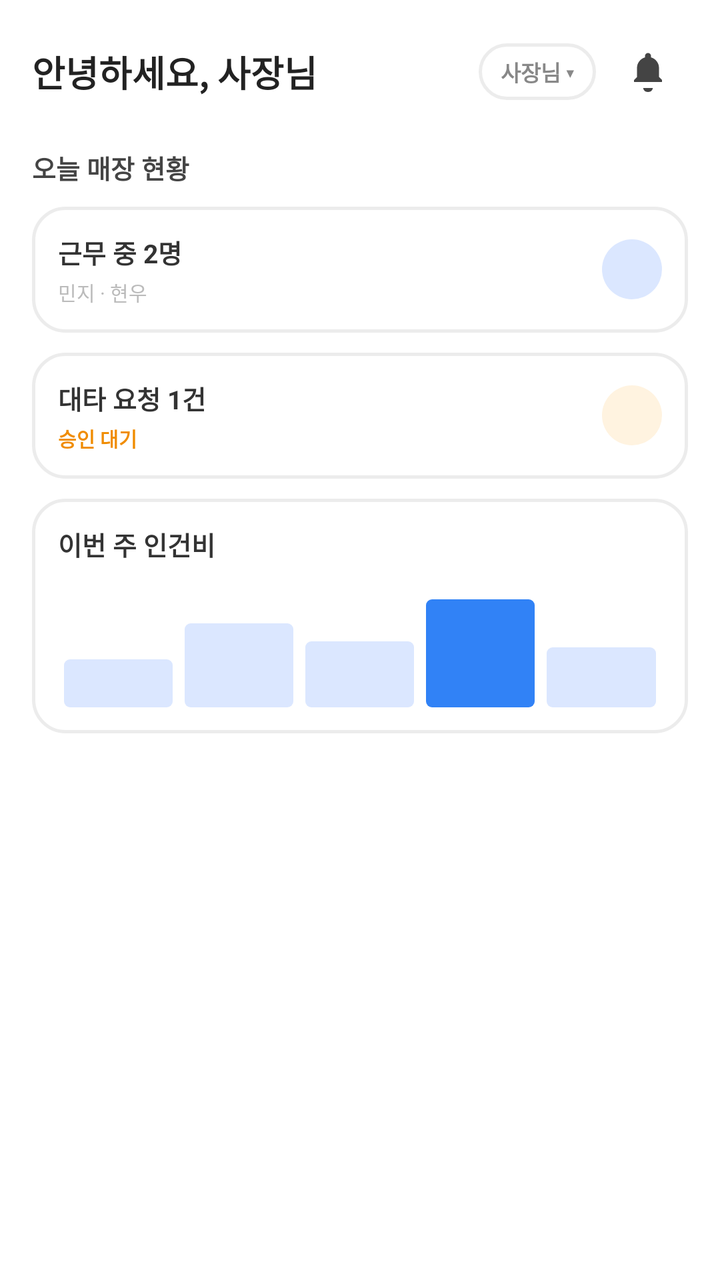
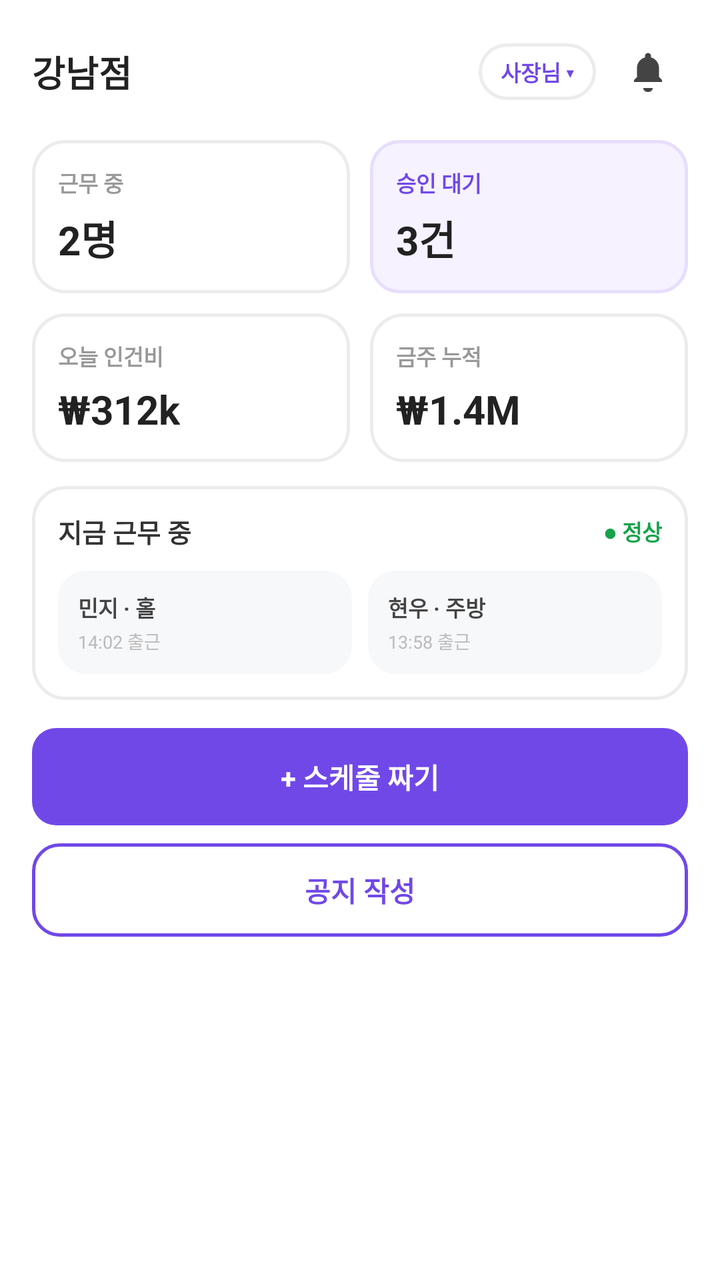

Two renders of the same Android screen: before a commit and after it. Below are the layout's source before the change and the commit's diff.
<!-- AndroidManifest.xml: application theme Theme.PTManagerEmployer -->
<!-- res/layout/fragment_home.xml -->
<?xml version="1.0" encoding="utf-8"?>
<androidx.core.widget.NestedScrollView xmlns:android="http://schemas.android.com/apk/res/android"
    android:layout_width="match_parent"
    android:layout_height="match_parent"
    android:background="@color/white"
    android:fillViewport="true">

    <LinearLayout
        android:layout_width="match_parent"
        android:layout_height="wrap_content"
        android:orientation="vertical"
        android:paddingHorizontal="16dp"
        android:paddingTop="16dp"
        android:paddingBottom="24dp">

        
        <LinearLayout
            android:layout_width="match_parent"
            android:layout_height="wrap_content"
            android:orientation="horizontal"
            android:gravity="center_vertical">

            <TextView
                android:layout_width="0dp"
                android:layout_height="wrap_content"
                android:layout_weight="1"
                android:text="안녕하세요, 사장님"
                android:textColor="@color/text_primary"
                android:textSize="18sp"
                android:textStyle="bold" />

            <TextView
                android:layout_width="wrap_content"
                android:layout_height="wrap_content"
                android:background="@drawable/bg_pill"
                android:text="사장님 ▾"
                android:textColor="@color/text_secondary"
                android:textSize="11sp"
                android:textStyle="bold"
                android:paddingHorizontal="11dp"
                android:paddingVertical="6dp" />

            <ImageView
                android:id="@+id/btn_bell"
                android:layout_width="40dp"
                android:layout_height="40dp"
                android:layout_marginStart="6dp"
                android:padding="8dp"
                android:src="@drawable/ic_bell"
                android:background="?attr/selectableItemBackgroundBorderless"
                android:contentDescription="알림" />
        </LinearLayout>

        <TextView
            android:layout_width="wrap_content"
            android:layout_height="wrap_content"
            android:layout_marginTop="18dp"
            android:text="오늘 매장 현황"
            android:textColor="#444444"
            android:textSize="13sp"
            android:textStyle="bold" />

        
        <LinearLayout
            android:layout_width="match_parent"
            android:layout_height="wrap_content"
            android:layout_marginTop="10dp"
            android:orientation="horizontal"
            android:gravity="center_vertical"
            android:background="@drawable/bg_card"
            android:padding="13dp">

            <LinearLayout
                android:layout_width="0dp"
                android:layout_height="wrap_content"
                android:layout_weight="1"
                android:orientation="vertical">

                <TextView
                    android:layout_width="wrap_content"
                    android:layout_height="wrap_content"
                    android:text="근무 중 2명"
                    android:textColor="#333333"
                    android:textSize="13sp"
                    android:textStyle="bold" />

                <TextView
                    android:layout_width="wrap_content"
                    android:layout_height="wrap_content"
                    android:layout_marginTop="3dp"
                    android:text="민지 · 현우"
                    android:textColor="@color/text_hint"
                    android:textSize="10sp" />
            </LinearLayout>

            <View
                android:layout_width="30dp"
                android:layout_height="30dp"
                android:background="@drawable/bg_circle_blue" />
        </LinearLayout>

        
        <LinearLayout
            android:id="@+id/card_sub_request"
            android:layout_width="match_parent"
            android:layout_height="wrap_content"
            android:layout_marginTop="10dp"
            android:orientation="horizontal"
            android:gravity="center_vertical"
            android:background="@drawable/bg_card"
            android:padding="13dp"
            android:foreground="?attr/selectableItemBackground">

            <LinearLayout
                android:layout_width="0dp"
                android:layout_height="wrap_content"
                android:layout_weight="1"
                android:orientation="vertical">

                <TextView
                    android:layout_width="wrap_content"
                    android:layout_height="wrap_content"
                    android:text="대타 요청 1건"
                    android:textColor="#333333"
                    android:textSize="13sp"
                    android:textStyle="bold" />

                <TextView
                    android:layout_width="wrap_content"
                    android:layout_height="wrap_content"
                    android:layout_marginTop="3dp"
                    android:text="승인 대기"
                    android:textColor="@color/warn_orange"
                    android:textSize="10sp"
                    android:textStyle="bold" />
            </LinearLayout>

            <View
                android:layout_width="30dp"
                android:layout_height="30dp"
                android:background="@drawable/bg_circle_warn" />
        </LinearLayout>

        
        <LinearLayout
            android:id="@+id/card_labor_cost"
            android:layout_width="match_parent"
            android:layout_height="wrap_content"
            android:layout_marginTop="10dp"
            android:orientation="vertical"
            android:background="@drawable/bg_card"
            android:padding="13dp"
            android:foreground="?attr/selectableItemBackground">

            <TextView
                android:layout_width="wrap_content"
                android:layout_height="wrap_content"
                android:text="이번 주 인건비"
                android:textColor="#333333"
                android:textSize="13sp"
                android:textStyle="bold" />

            
            <LinearLayout
                android:layout_width="match_parent"
                android:layout_height="60dp"
                android:layout_marginTop="12dp"
                android:orientation="horizontal"
                android:gravity="bottom"
                android:baselineAligned="false">

                <View style="@style/Bar" android:layout_height="24dp" />
                <View style="@style/Bar" android:layout_height="42dp" />
                <View style="@style/Bar" android:layout_height="33dp" />
                <View style="@style/Bar" android:layout_height="54dp"
                    android:background="@drawable/bg_bar_active" />
                <View style="@style/Bar" android:layout_height="30dp" />
            </LinearLayout>
        </LinearLayout>
    </LinearLayout>
</androidx.core.widget.NestedScrollView>
<!-- resources referenced by this layout -->
<resources>
  <color name="text_hint">#BBBBBB</color>
  <color name="text_primary">#222222</color>
  <color name="text_secondary">#888888</color>
  <color name="warn_orange">#F08C00</color>
  <color name="white">#FFFFFFFF</color>
  <!-- drawable bg_bar_active (drawable) -->
  <?xml version="1.0" encoding="utf-8"?>
  <shape xmlns:android="http://schemas.android.com/apk/res/android" android:shape="rectangle">
      <solid android:color="@color/brand_blue" />
      <corners android:radius="3dp" />
  </shape>
  <!-- drawable bg_card (drawable) -->
  <?xml version="1.0" encoding="utf-8"?>
  <shape xmlns:android="http://schemas.android.com/apk/res/android" android:shape="rectangle">
      <solid android:color="@color/white" />
      <corners android:radius="16dp" />
      <stroke android:width="1.5dp" android:color="@color/border" />
  </shape>
  <!-- drawable bg_circle_blue (drawable) -->
  <?xml version="1.0" encoding="utf-8"?>
  <shape xmlns:android="http://schemas.android.com/apk/res/android" android:shape="oval">
      <solid android:color="@color/brand_blue_chip" />
  </shape>
  <!-- drawable bg_circle_warn (drawable) -->
  <?xml version="1.0" encoding="utf-8"?>
  <shape xmlns:android="http://schemas.android.com/apk/res/android" android:shape="oval">
      <solid android:color="#FFF3E0" />
  </shape>
  <!-- drawable bg_pill (drawable) -->
  <?xml version="1.0" encoding="utf-8"?>
  <shape xmlns:android="http://schemas.android.com/apk/res/android" android:shape="rectangle">
      <solid android:color="@color/white" />
      <corners android:radius="999dp" />
      <stroke android:width="1.5dp" android:color="@color/border" />
  </shape>
  <!-- drawable ic_bell (drawable) -->
  <vector xmlns:android="http://schemas.android.com/apk/res/android"
      android:width="24dp" android:height="24dp"
      android:viewportWidth="24" android:viewportHeight="24">
      <path android:fillColor="#444444"
          android:pathData="M12,22a2.5,2.5 0,0 0,2.45 -2H9.55A2.5,2.5 0,0 0,12 22zM19,17v-1l-1.5,-1.5V10a5.5,5.5 0,0 0,-4 -5.3V4a1.5,1.5 0,0 0,-3 0v0.7A5.5,5.5 0,0 0,6.5 10v4.5L5,16v1z" />
  </vector>
  <style name="Bar">
          <item name="android:layout_width">0dp</item>
          <item name="android:layout_weight">1</item>
          <item name="android:layout_marginHorizontal">3dp</item>
          <item name="android:background">@drawable/bg_bar</item>
      </style>
  <style name="Theme.PTManagerEmployer" parent="Base.Theme.PTManagerEmployer" />
  <color name="brand_blue">#3182F6</color>
  <color name="border">#ECECEC</color>
  <color name="brand_blue_chip">#DBE7FF</color>
  <!-- drawable bg_bar (drawable) -->
  <?xml version="1.0" encoding="utf-8"?>
  <shape xmlns:android="http://schemas.android.com/apk/res/android" android:shape="rectangle">
      <solid android:color="@color/brand_blue_chip" />
      <corners android:radius="3dp" />
  </shape>
  <style name="Base.Theme.PTManagerEmployer" parent="Theme.Material3.Light.NoActionBar">
          <item name="colorPrimary">@color/brand_blue</item>
          <item name="colorOnPrimary">@color/white</item>
          <item name="colorSurface">@color/white</item>
          <item name="colorOnSurface">@color/text_primary</item>
          <item name="android:colorBackground">@color/white</item>
          <item name="android:statusBarColor">@color/white</item>
          <item name="android:navigationBarColor">@color/white</item>
          <item name="android:windowLightStatusBar">true</item>
          <item name="android:windowLightNavigationBar" tools:targetApi="o_mr1">true</item>
      </style>
</resources>

<!-- the commit's change to res/layout/fragment_home.xml (unified diff, before → after) -->
@@ -24,7 +24,7 @@
                 android:layout_width="0dp"
                 android:layout_height="wrap_content"
                 android:layout_weight="1"
-                android:text="안녕하세요, 사장님"
+                android:text="강남점"
                 android:textColor="@color/text_primary"
                 android:textSize="18sp"
                 android:textStyle="bold" />
@@ -34,7 +34,7 @@
                 android:layout_height="wrap_content"
                 android:background="@drawable/bg_pill"
                 android:text="사장님 ▾"
-                android:textColor="@color/text_secondary"
+                android:textColor="@color/brand"
                 android:textSize="11sp"
                 android:textStyle="bold"
                 android:paddingHorizontal="11dp"
@@ -51,35 +51,161 @@
                 android:contentDescription="알림" />
         </LinearLayout>
 
-        <TextView
-            android:layout_width="wrap_content"
-            android:layout_height="wrap_content"
-            android:layout_marginTop="18dp"
-            android:text="오늘 매장 현황"
-            android:textColor="#444444"
-            android:textSize="13sp"
-            android:textStyle="bold" />
-
+        
         
         <LinearLayout
+            android:layout_width="match_parent"
+            android:layout_height="wrap_content"
+            android:layout_marginTop="14dp"
+            android:orientation="horizontal"
+            android:baselineAligned="false">
+
+            
+            <LinearLayout
+                android:layout_width="0dp"
+                android:layout_height="wrap_content"
+                android:layout_weight="1"
+                android:layout_marginEnd="5dp"
+                android:orientation="vertical"
+                android:background="@drawable/bg_card"
+                android:padding="13dp">
+
+                <TextView
+                    android:layout_width="wrap_content"
+                    android:layout_height="wrap_content"
+                    android:text="근무 중"
+                    android:textColor="@color/text_tertiary"
+                    android:textSize="11sp"
+                    android:textStyle="bold" />
+
+                <TextView
+                    android:layout_width="wrap_content"
+                    android:layout_height="wrap_content"
+                    android:layout_marginTop="5dp"
+                    android:text="2명"
+                    android:textColor="@color/text_primary"
+                    android:textSize="20sp"
+                    android:textStyle="bold" />
+            </LinearLayout>
+
+            
+            <LinearLayout
+                android:id="@+id/card_approval"
+                android:layout_width="0dp"
+                android:layout_height="wrap_content"
+                android:layout_weight="1"
+                android:layout_marginStart="5dp"
+                android:orientation="vertical"
+                android:background="@drawable/bg_card_tinted"
+                android:padding="13dp"
+                android:foreground="?attr/selectableItemBackground">
+
+                <TextView
+                    android:layout_width="wrap_content"
+                    android:layout_height="wrap_content"
+                    android:text="승인 대기"
+                    android:textColor="@color/brand"
+                    android:textSize="11sp"
+                    android:textStyle="bold" />
+
+                <TextView
+                    android:layout_width="wrap_content"
+                    android:layout_height="wrap_content"
+                    android:layout_marginTop="5dp"
+                    android:text="3건"
+                    android:textColor="@color/text_primary"
+                    android:textSize="20sp"
+                    android:textStyle="bold" />
+            </LinearLayout>
+        </LinearLayout>
+
+        
+        <LinearLayout
+            android:id="@+id/card_labor"
             android:layout_width="match_parent"
             android:layout_height="wrap_content"
             android:layout_marginTop="10dp"
             android:orientation="horizontal"
-            android:gravity="center_vertical"
+            android:baselineAligned="false"
+            android:foreground="?attr/selectableItemBackground">
+
+            
+            <LinearLayout
+                android:layout_width="0dp"
+                android:layout_height="wrap_content"
+                android:layout_weight="1"
+                android:layout_marginEnd="5dp"
+                android:orientation="vertical"
+                android:background="@drawable/bg_card"
+                android:padding="13dp">
+
+                <TextView
+                    android:layout_width="wrap_content"
+                    android:layout_height="wrap_content"
+                    android:text="오늘 인건비"
+                    android:textColor="@color/text_tertiary"
+                    android:textSize="11sp"
+                    android:textStyle="bold" />
+
+                <TextView
+                    android:layout_width="wrap_content"
+                    android:layout_height="wrap_content"
+                    android:layout_marginTop="5dp"
+                    android:text="₩312k"
+                    android:textColor="@color/text_primary"
+                    android:textSize="20sp"
+                    android:textStyle="bold" />
+            </LinearLayout>
+
+            
+            <LinearLayout
+                android:layout_width="0dp"
+                android:layout_height="wrap_content"
+                android:layout_weight="1"
+                android:layout_marginStart="5dp"
+                android:orientation="vertical"
+                android:background="@drawable/bg_card"
+                android:padding="13dp">
+
+                <TextView
+                    android:layout_width="wrap_content"
+                    android:layout_height="wrap_content"
+                    android:text="금주 누적"
+                    android:textColor="@color/text_tertiary"
+                    android:textSize="11sp"
+                    android:textStyle="bold" />
+
+                <TextView
+                    android:layout_width="wrap_content"
+                    android:layout_height="wrap_content"
+                    android:layout_marginTop="5dp"
+                    android:text="₩1.4M"
+                    android:textColor="@color/text_primary"
+                    android:textSize="20sp"
+                    android:textStyle="bold" />
+            </LinearLayout>
+        </LinearLayout>
+
+        
+        <LinearLayout
+            android:layout_width="match_parent"
+            android:layout_height="wrap_content"
+            android:layout_marginTop="12dp"
+            android:orientation="vertical"
             android:background="@drawable/bg_card"
             android:padding="13dp">
 
             <LinearLayout
-                android:layout_width="0dp"
-                android:layout_height="wrap_content"
-                android:layout_weight="1"
-                android:orientation="vertical">
-
-                <TextView
-                    android:layout_width="wrap_content"
-                    android:layout_height="wrap_content"
-                    android:text="근무 중 2명"
+                android:layout_width="match_parent"
+                android:layout_height="wrap_content"
+                android:orientation="horizontal"
+                android:gravity="center_vertical">
+
+                <TextView
+                    android:layout_width="0dp"
+                    android:layout_height="wrap_content"
+                    android:layout_weight="1"
+                    android:text="지금 근무 중"
                     android:textColor="#333333"
                     android:textSize="13sp"
                     android:textStyle="bold" />
@@ -87,95 +213,100 @@
                 <TextView
                     android:layout_width="wrap_content"
                     android:layout_height="wrap_content"
-                    android:layout_marginTop="3dp"
-                    android:text="민지 · 현우"
-                    android:textColor="@color/text_hint"
-                    android:textSize="10sp" />
-            </LinearLayout>
-
-            <View
-                android:layout_width="30dp"
-                android:layout_height="30dp"
-                android:background="@drawable/bg_circle_blue" />
+                    android:text="● 정상"
+                    android:textColor="@color/accent_green"
+                    android:textSize="11sp"
+                    android:textStyle="bold" />
+            </LinearLayout>
+
+            <LinearLayout
+                android:layout_width="match_parent"
+                android:layout_height="wrap_content"
+                android:layout_marginTop="10dp"
+                android:orientation="horizontal"
+                android:baselineAligned="false">
+
+                <LinearLayout
+                    android:layout_width="0dp"
+                    android:layout_height="wrap_content"
+                    android:layout_weight="1"
+                    android:layout_marginEnd="4dp"
+                    android:orientation="vertical"
+                    android:background="@drawable/bg_soft_gray"
+                    android:padding="10dp">
+
+                    <TextView
+                        android:layout_width="wrap_content"
+                        android:layout_height="wrap_content"
+                        android:text="민지 · 홀"
+                        android:textColor="#444444"
+                        android:textSize="11sp"
+                        android:textStyle="bold" />
+
+                    <TextView
+                        android:layout_width="wrap_content"
+                        android:layout_height="wrap_content"
+                        android:layout_marginTop="2dp"
+                        android:text="14:02 출근"
+                        android:textColor="@color/text_hint"
+                        android:textSize="9sp" />
+                </LinearLayout>
+
+                <LinearLayout
+                    android:layout_width="0dp"
+                    android:layout_height="wrap_content"
+                    android:layout_weight="1"
+                    android:layout_marginStart="4dp"
+                    android:orientation="vertical"
+                    android:background="@drawable/bg_soft_gray"
+                    android:padding="10dp">
+
+                    <TextView
+                        android:layout_width="wrap_content"
+                        android:layout_height="wrap_content"
+                        android:text="현우 · 주방"
+                        android:textColor="#444444"
+                        android:textSize="11sp"
+                        android:textStyle="bold" />
+
+                    <TextView
+                        android:layout_width="wrap_content"
+                        android:layout_height="wrap_content"
+                        android:layout_marginTop="2dp"
+                        android:text="13:58 출근"
+                        android:textColor="@color/text_hint"
+                        android:textSize="9sp" />
+                </LinearLayout>
+            </LinearLayout>
         </LinearLayout>
 
         
-        <LinearLayout
-            android:id="@+id/card_sub_request"
-            android:layout_width="match_parent"
-            android:layout_height="wrap_content"
-            android:layout_marginTop="10dp"
-            android:orientation="horizontal"
-            android:gravity="center_vertical"
-            android:background="@drawable/bg_card"
-            android:padding="13dp"
-            android:foreground="?attr/selectableItemBackground">
-
-            <LinearLayout
-                android:layout_width="0dp"
-                android:layout_height="wrap_content"
-                android:layout_weight="1"
-                android:orientation="vertical">
-
-                <TextView
-                    android:layout_width="wrap_content"
-                    android:layout_height="wrap_content"
-                    android:text="대타 요청 1건"
-                    android:textColor="#333333"
-                    android:textSize="13sp"
-                    android:textStyle="bold" />
-
-                <TextView
-                    android:layout_width="wrap_content"
-                    android:layout_height="wrap_content"
-                    android:layout_marginTop="3dp"
-                    android:text="승인 대기"
-                    android:textColor="@color/warn_orange"
-                    android:textSize="10sp"
-                    android:textStyle="bold" />
-            </LinearLayout>
-
-            <View
-                android:layout_width="30dp"
-                android:layout_height="30dp"
-                android:background="@drawable/bg_circle_warn" />
-        </LinearLayout>
-
-        
-        <LinearLayout
-            android:id="@+id/card_labor_cost"
-            android:layout_width="match_parent"
-            android:layout_height="wrap_content"
-            android:layout_marginTop="10dp"
-            android:orientation="vertical"
-            android:background="@drawable/bg_card"
-            android:padding="13dp"
-            android:foreground="?attr/selectableItemBackground">
-
-            <TextView
-                android:layout_width="wrap_content"
-                android:layout_height="wrap_content"
-                android:text="이번 주 인건비"
-                android:textColor="#333333"
-                android:textSize="13sp"
-                android:textStyle="bold" />
-
-            
-            <LinearLayout
-                android:layout_width="match_parent"
-                android:layout_height="60dp"
-                android:layout_marginTop="12dp"
-                android:orientation="horizontal"
-                android:gravity="bottom"
-                android:baselineAligned="false">
-
-                <View style="@style/Bar" android:layout_height="24dp" />
-                <View style="@style/Bar" android:layout_height="42dp" />
-                <View style="@style/Bar" android:layout_height="33dp" />
-                <View style="@style/Bar" android:layout_height="54dp"
-                    android:background="@drawable/bg_bar_active" />
-                <View style="@style/Bar" android:layout_height="30dp" />
-            </LinearLayout>
-        </LinearLayout>
+        <TextView
+            android:id="@+id/btn_make_schedule"
+            android:layout_width="match_parent"
+            android:layout_height="wrap_content"
+            android:layout_marginTop="14dp"
+            android:background="@drawable/bg_btn_primary"
+            android:text="+ 스케줄 짜기"
+            android:textColor="@color/white"
+            android:textSize="14sp"
+            android:textStyle="bold"
+            android:gravity="center"
+            android:paddingVertical="14dp"
+            android:foreground="?attr/selectableItemBackground" />
+
+        <TextView
+            android:id="@+id/btn_write_notice"
+            android:layout_width="match_parent"
+            android:layout_height="wrap_content"
+            android:layout_marginTop="9dp"
+            android:background="@drawable/bg_btn_outline"
+            android:text="공지 작성"
+            android:textColor="@color/brand"
+            android:textSize="14sp"
+            android:textStyle="bold"
+            android:gravity="center"
+            android:paddingVertical="13dp"
+            android:foreground="?attr/selectableItemBackground" />
     </LinearLayout>
 </androidx.core.widget.NestedScrollView>
<!-- resource entries referenced after the edit -->
@@ -1,15 +1,23 @@
 <!-- resources referenced by this layout -->
 <resources>
+  <color name="accent_green">#16A34A</color>
+  <color name="brand">#7048E8</color>
   <color name="text_hint">#BBBBBB</color>
   <color name="text_primary">#222222</color>
-  <color name="text_secondary">#888888</color>
-  <color name="warn_orange">#F08C00</color>
+  <color name="text_tertiary">#999999</color>
   <color name="white">#FFFFFFFF</color>
-  <!-- drawable bg_bar_active (drawable) -->
+  <!-- drawable bg_btn_outline (drawable) -->
   <?xml version="1.0" encoding="utf-8"?>
   <shape xmlns:android="http://schemas.android.com/apk/res/android" android:shape="rectangle">
-      <solid android:color="@color/brand_blue" />
-      <corners android:radius="3dp" />
+      <solid android:color="@color/white" />
+      <corners android:radius="13dp" />
+      <stroke android:width="1.5dp" android:color="@color/brand" />
+  </shape>
+  <!-- drawable bg_btn_primary (drawable) -->
+  <?xml version="1.0" encoding="utf-8"?>
+  <shape xmlns:android="http://schemas.android.com/apk/res/android" android:shape="rectangle">
+      <solid android:color="@color/brand" />
+      <corners android:radius="12dp" />
   </shape>
   <!-- drawable bg_card (drawable) -->
   <?xml version="1.0" encoding="utf-8"?>
@@ -18,15 +26,12 @@
       <corners android:radius="16dp" />
       <stroke android:width="1.5dp" android:color="@color/border" />
   </shape>
-  <!-- drawable bg_circle_blue (drawable) -->
+  <!-- drawable bg_card_tinted (drawable) -->
   <?xml version="1.0" encoding="utf-8"?>
-  <shape xmlns:android="http://schemas.android.com/apk/res/android" android:shape="oval">
-      <solid android:color="@color/brand_blue_chip" />
-  </shape>
-  <!-- drawable bg_circle_warn (drawable) -->
-  <?xml version="1.0" encoding="utf-8"?>
-  <shape xmlns:android="http://schemas.android.com/apk/res/android" android:shape="oval">
-      <solid android:color="#FFF3E0" />
+  <shape xmlns:android="http://schemas.android.com/apk/res/android" android:shape="rectangle">
+      <solid android:color="@color/brand_light" />
+      <corners android:radius="14dp" />
+      <stroke android:width="1.5dp" android:color="@color/brand_border" />
   </shape>
   <!-- drawable bg_pill (drawable) -->
   <?xml version="1.0" encoding="utf-8"?>
@@ -35,6 +40,12 @@
       <corners android:radius="999dp" />
       <stroke android:width="1.5dp" android:color="@color/border" />
   </shape>
+  <!-- drawable bg_soft_gray (drawable) -->
+  <?xml version="1.0" encoding="utf-8"?>
+  <shape xmlns:android="http://schemas.android.com/apk/res/android" android:shape="rectangle">
+      <solid android:color="@color/surface_gray" />
+      <corners android:radius="14dp" />
+  </shape>
   <!-- drawable ic_bell (drawable) -->
   <vector xmlns:android="http://schemas.android.com/apk/res/android"
       android:width="24dp" android:height="24dp"
@@ -42,24 +53,13 @@
       <path android:fillColor="#444444"
           android:pathData="M12,22a2.5,2.5 0,0 0,2.45 -2H9.55A2.5,2.5 0,0 0,12 22zM19,17v-1l-1.5,-1.5V10a5.5,5.5 0,0 0,-4 -5.3V4a1.5,1.5 0,0 0,-3 0v0.7A5.5,5.5 0,0 0,6.5 10v4.5L5,16v1z" />
   </vector>
-  <style name="Bar">
-          <item name="android:layout_width">0dp</item>
-          <item name="android:layout_weight">1</item>
-          <item name="android:layout_marginHorizontal">3dp</item>
-          <item name="android:background">@drawable/bg_bar</item>
-      </style>
   <style name="Theme.PTManagerEmployer" parent="Base.Theme.PTManagerEmployer" />
-  <color name="brand_blue">#3182F6</color>
   <color name="border">#ECECEC</color>
-  <color name="brand_blue_chip">#DBE7FF</color>
-  <!-- drawable bg_bar (drawable) -->
-  <?xml version="1.0" encoding="utf-8"?>
-  <shape xmlns:android="http://schemas.android.com/apk/res/android" android:shape="rectangle">
-      <solid android:color="@color/brand_blue_chip" />
-      <corners android:radius="3dp" />
-  </shape>
+  <color name="brand_light">#F6F2FF</color>
+  <color name="brand_border">#E7DEFC</color>
+  <color name="surface_gray">#F7F8FA</color>
   <style name="Base.Theme.PTManagerEmployer" parent="Theme.Material3.Light.NoActionBar">
-          <item name="colorPrimary">@color/brand_blue</item>
+          <item name="colorPrimary">@color/brand</item>
           <item name="colorOnPrimary">@color/white</item>
           <item name="colorSurface">@color/white</item>
           <item name="colorOnSurface">@color/text_primary</item>
